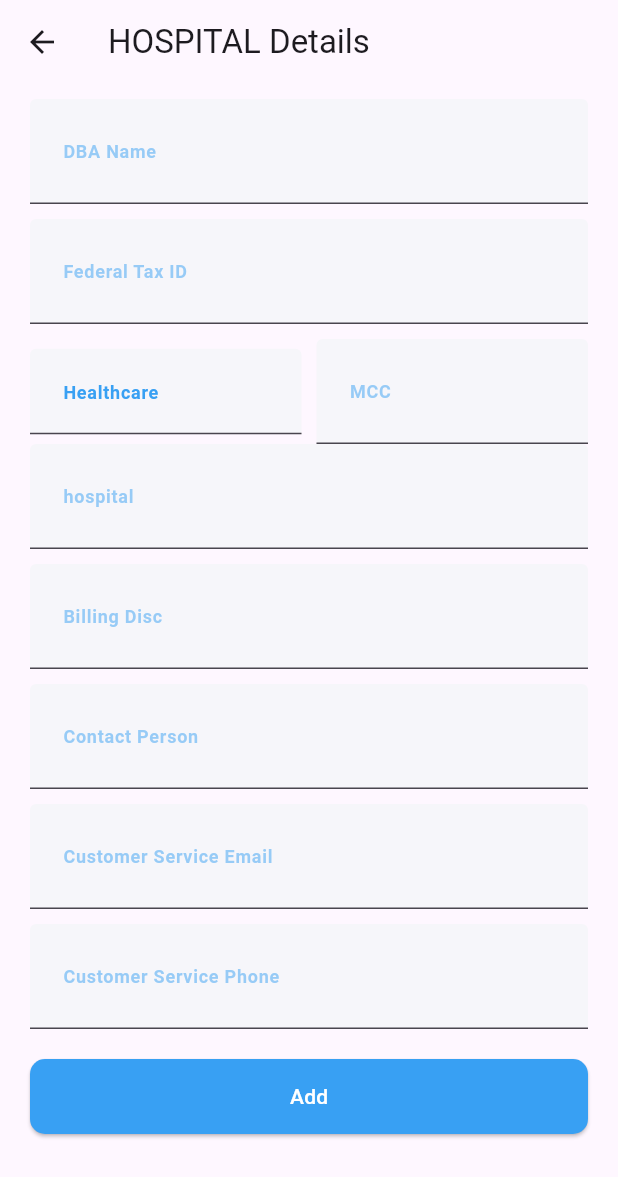
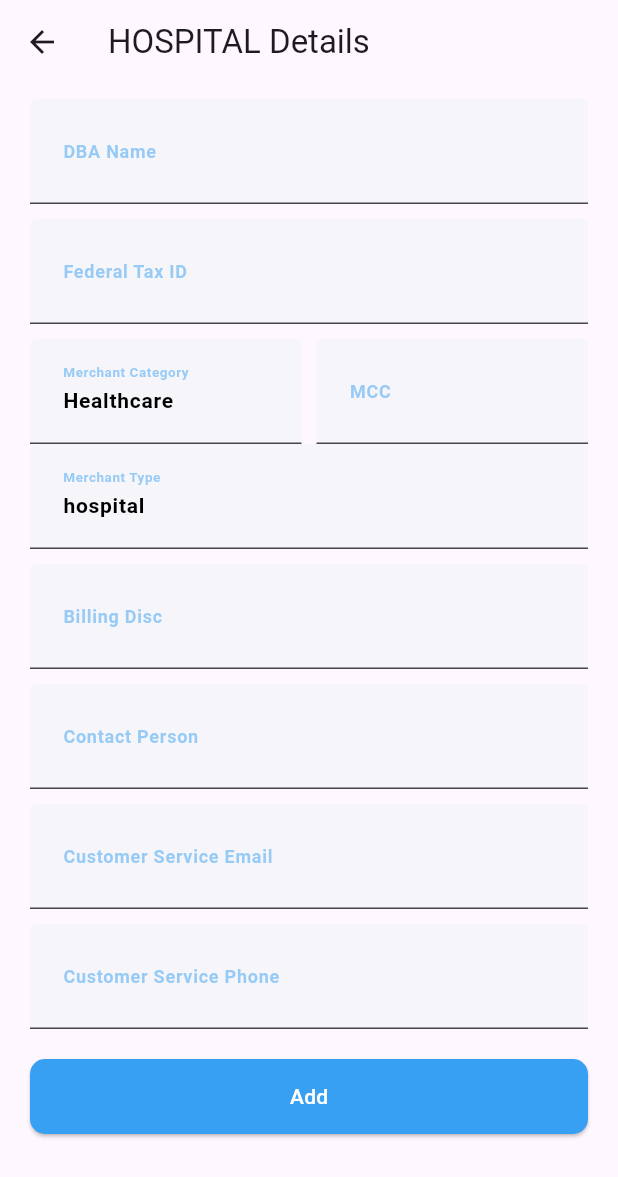
Before and after one commit to fineratech/FinPackages, a Flutter app: the BusinessDetailsView screen opened directly with empty values, after a tap on "Add", on a phone screen of 412 x 824 dp. Shown: the top 1177 px of the screen. Run offline on Flutter 3.47's test engine with Material 3 defaults, Android fonts, the phone set to English and light mode, and no system bars; drawn by our look-alikes of flutter_form_builder, modal_progress_hud_nsn; our stand-ins replace csc_picker, dio, file_picker, flutter_credit_card, flutter_svg, form_builder_validators and 4 more; missing offline and left inert: control_style, talker_dio_logger; statements that could not run were skipped; project files that could hold a hidden picture were left out.

Commit message:
Added controllers for read-only fields as well

```diff
--- a/merchant_registration/lib/screens/business_details/business_details_view.dart
+++ b/merchant_registration/lib/screens/business_details/business_details_view.dart
@@ -61,9 +61,9 @@ class BusinessDetailsView extends StatelessWidget {
                           const SizedBox(height: 10),
                           CustomTextField(
                             name: 'payfacId',
-                            hintText:
-                                viewModel.selectedPayFac?.id ?? 'Payfac ID',
-                            // label: 'Payfac ID',
+                            hintText: 'Payfac ID',
+                            label: 'Payfac ID',
+                            controller: viewModel.payFacId,
                             isReadOnly: true,
                           ),
                           const SizedBox(height: 10),
@@ -101,9 +101,10 @@ class BusinessDetailsView extends StatelessWidget {
                             Expanded(
                               child: CustomTextField(
                                 name: 'merchantCategory',
-                                hintText: viewModel.merchantCategory ??
-                                    'Merchant Category',
-                                // label: 'Merchant Category',
+                                hintText: 'Merchant Category',
+                                label: 'Merchant Category',
+                                controller:
+                                    viewModel.merchantCategoryController,
                                 isReadOnly: true,
                               ),
                             ),
@@ -111,9 +112,9 @@ class BusinessDetailsView extends StatelessWidget {
                             Expanded(
                               child: CustomTextField(
                                 name: 'mcc',
-                                hintText:
-                                    viewModel.selectedPayFac?.mcc ?? 'MCC',
+                                hintText: 'MCC',
                                 label: 'MCC',
+                                controller: viewModel.mcc,
                                 isReadOnly: true,
                               ),
                             ),
@@ -121,8 +122,9 @@ class BusinessDetailsView extends StatelessWidget {
                         ),
                         CustomTextField(
                           name: 'merchantType',
-                          hintText: merchantType.name,
-                          label: merchantType.name,
+                          hintText: "Merchant Type",
+                          label: "Merchant Type",
+                          controller: viewModel.merchantTypeController,
                           isReadOnly: true,
                         ),
                         const SizedBox(height: 10),
--- a/merchant_registration/lib/screens/business_details/business_details_view_model.dart
+++ b/merchant_registration/lib/screens/business_details/business_details_view_model.dart
@@ -24,7 +24,8 @@ class BusinessDetailsViewModel extends ChangeNotifier {
 
   set selectedPayFac(PayFacsResult? value) {
     _selectedPayFac = value;
-    print("Selected PayFac: $value");
+    payFacId.text = value?.id.toString() ?? '';
+    mcc.text = value?.mcc ?? '';
     notifyListeners();
   }
 
@@ -40,6 +41,10 @@ class BusinessDetailsViewModel extends ChangeNotifier {
   late TextEditingController contactPerson;
   late TextEditingController serviceEmail;
   late TextEditingController servicePhone;
+  late TextEditingController payFacId;
+  late TextEditingController merchantCategoryController;
+  late TextEditingController mcc;
+  late TextEditingController merchantTypeController;
 
   void initialize() {
     dbaName = TextEditingController();
@@ -48,6 +53,10 @@ class BusinessDetailsViewModel extends ChangeNotifier {
     contactPerson = TextEditingController();
     serviceEmail = TextEditingController();
     servicePhone = TextEditingController();
+    payFacId = TextEditingController();
+    merchantCategoryController = TextEditingController(text: merchantCategory);
+    mcc = TextEditingController();
+    merchantTypeController = TextEditingController(text: type.name);
   }
 
   @override
@@ -58,6 +67,10 @@ class BusinessDetailsViewModel extends ChangeNotifier {
     contactPerson.dispose();
     serviceEmail.dispose();
     servicePhone.dispose();
+    payFacId.dispose();
+    merchantCategoryController.dispose();
+    mcc.dispose();
+    merchantTypeController.dispose();
     super.dispose();
   }
 }
```
